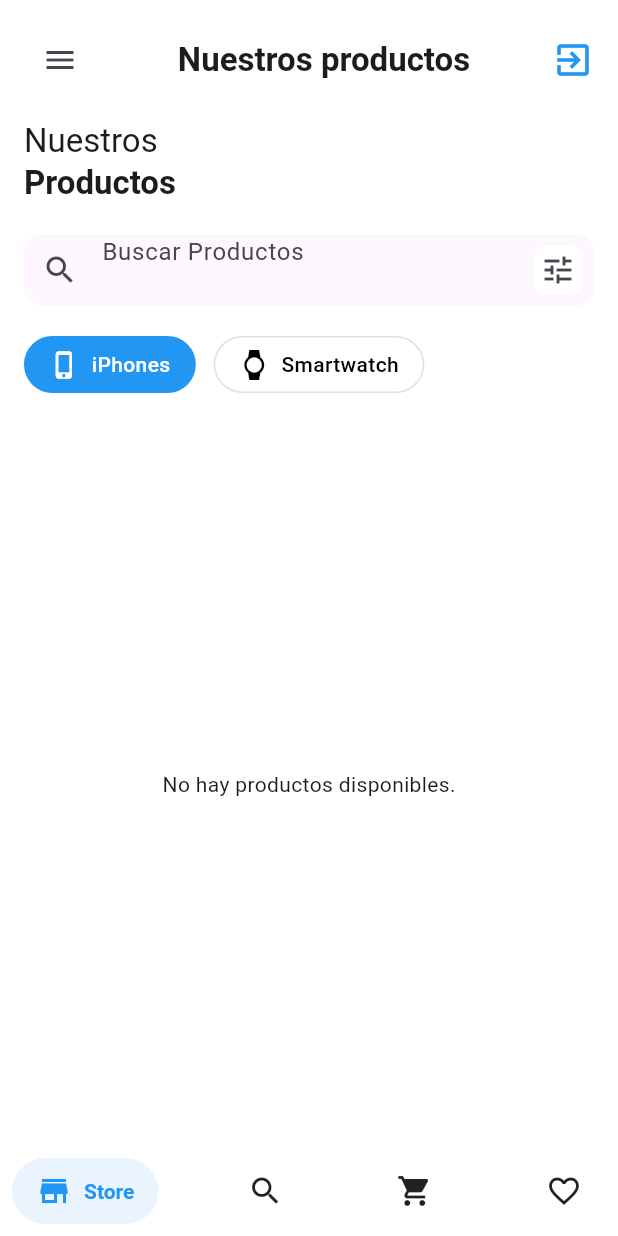
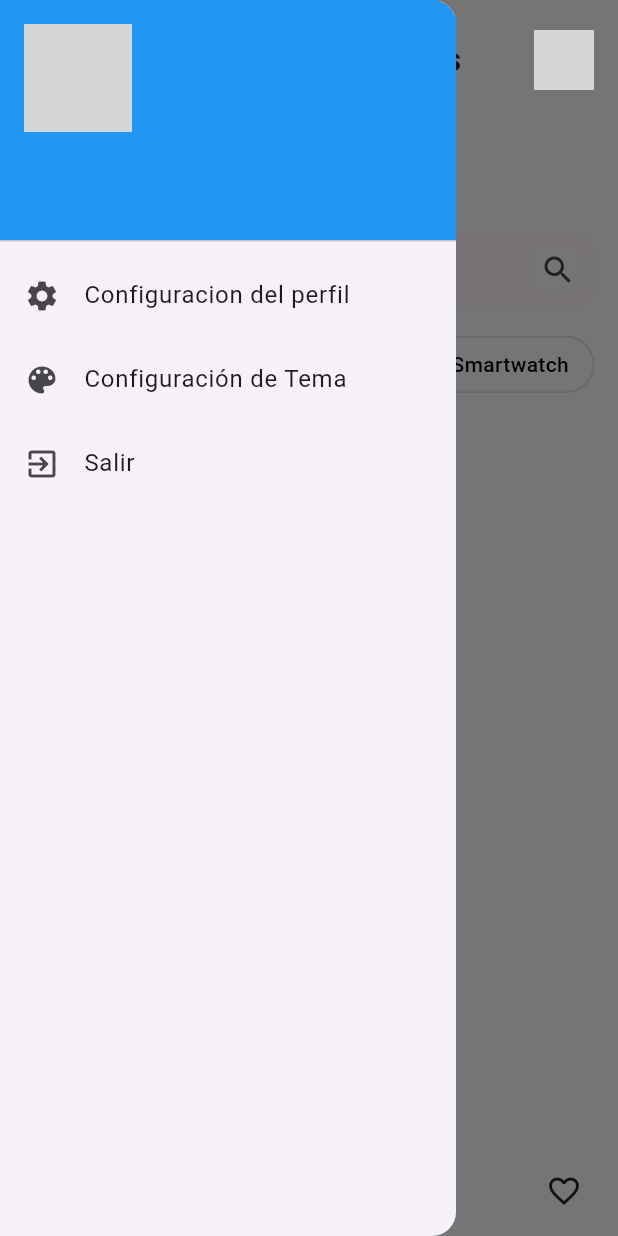
Before and after one commit to jairvelaz54/GamestechMovil, a Flutter app: the HomeScreen screen opened by its route, after a tap on the "menu" icon, on a phone screen of 412 x 824 dp. Run offline on Flutter 3.47's test engine with Material 3 defaults, Android fonts, the phone set to English and light mode, and no system bars; drawn by our look-alikes of salomon_bottom_bar; our stand-ins replace cloud_firestore, firebase_auth, firebase_core, google_sign_in, introduction_screen, lottie and 2 more; accounts and stored records are empty; grey boxes are pictures that could not be loaded.

Commit message:
se agrego nuevas ventanas para el carrito de compras y tambien favoritos , se soluciono bugs de categorias, tambien se movieron dos partes la parte de salir se movio al drawer y se agrego la foto del usuario en cuestion

```diff
--- a/lib/main.dart
+++ b/lib/main.dart
@@ -1,4 +1,6 @@
 import 'package:flutter/material.dart';
+import 'package:gamestech/screens/cart_screen.dart';
+import 'package:gamestech/screens/favorite_sreen.dart';
 import 'package:gamestech/screens/reset_password_screen.dart';
 import 'package:gamestech/settings/global_values.dart';
 import 'package:gamestech/settings/theme_preferences.dart';
@@ -57,6 +59,8 @@ class MyApp extends StatelessWidget {
                 "/register": (context) => RegisterScreen(),
                 "/home": (context) => HomeScreen(),
                 "/resetPassword": (context) => ResetPasswordScreen(),
+                 "/cart": (context) => const CartScreen(),
+                 "/favorites" : (context) => const FavoritesScreen(),
               },
             );
           },
--- a/lib/models/category_chip.dart
+++ b/lib/models/category_chip.dart
@@ -4,17 +4,21 @@ class CategoryChip extends StatelessWidget {
   final IconData icon;
   final String label;
   final bool isSelected;
+  final VoidCallback onTap; // Callback para manejar el evento de clic.
 
   const CategoryChip({
     Key? key,
     required this.icon,
     required this.label,
     this.isSelected = false,
+    required this.onTap,
   }) : super(key: key);
 
   @override
   Widget build(BuildContext context) {
-    return Container(
+    return GestureDetector(
+      onTap: onTap, // Asignar la acción al evento `onTap`.
+      child: Container(
         margin: const EdgeInsets.only(right: 12),
         padding: const EdgeInsets.symmetric(horizontal: 16, vertical: 8),
         decoration: BoxDecoration(
@@ -41,6 +45,7 @@ class CategoryChip extends StatelessWidget {
             ),
           ],
         ),
+      ),
     );
   }
 }
--- a/lib/models/product.dart
+++ b/lib/models/product.dart
@@ -59,8 +59,8 @@ class Product {
   String get serialNumber => settingIphone['serialNumber'] ?? 'Desconocido';
 
   // Métodos de acceso para obtener los campos dentro de stats
-  double get descuento => stats['descuento'] ?? 0.0;
-  double get precio => stats['precio'] ?? 0.0;
+  double get descuento => (stats['descuento'] is int ? (stats['descuento'] as int).toDouble() : stats['descuento']) ?? 0.0;
+  double get precio => (stats['precio'] is int ? (stats['precio'] as int).toDouble() : stats['precio']) ?? 0.0;
   String get status => stats['status'] ?? 'Desconocido';
   String get tipo => stats['tipo'] ?? 'Desconocido';
 }
--- a/lib/screens/home_screen.dart
+++ b/lib/screens/home_screen.dart
@@ -1,4 +1,5 @@
 import 'package:cloud_firestore/cloud_firestore.dart';
+import 'package:firebase_auth/firebase_auth.dart';
 import 'package:flutter/material.dart';
 import 'package:gamestech/models/category_chip.dart';
 import 'package:gamestech/models/product.dart';
@@ -15,13 +16,60 @@ class HomeScreen extends StatefulWidget {
 class _HomeScreenState extends State<HomeScreen> {
   int _selectedIndex = 0;
   final FirebaseFirestore _firestore = FirebaseFirestore.instance;
+  final FirebaseAuth _auth = FirebaseAuth.instance;
+  User? _currentUser;
+  int _selectedBottomNavIndex = 0; // Índice para SalomonBottomBar
 
-  // Función para obtener los productos
-  Stream<List<Product>> getProducts() {
-    return _firestore.collection('products').snapshots().map((snapshot) {
-      return snapshot.docs.map((doc) {
-        return Product.fromFirestore(doc); // Asegúrate de que tu clase Product tiene el método fromFirestore
-      }).toList();
+  @override
+  void initState() {
+    super.initState();
+    _currentUser = _auth.currentUser; // Obtiene el usuario actual
+  }
+
+  String _selectedFilter = 'Todos'; // 'Todos', 'smartphone', 'smartwatch'
+
+  // Función para obtener los productos con un filtro
+  Stream<List<Product>> getProducts({String filter = 'Todos'}) {
+    final collection = _firestore.collection('iphone');
+    if (filter == 'Todos') {
+      return collection.snapshots().map((snapshot) {
+        return snapshot.docs.map((doc) => Product.fromFirestore(doc)).toList();
+      });
+    } else {
+      return collection
+          .where('stats.tipo', isEqualTo: filter)
+          .snapshots()
+          .map((snapshot) {
+        return snapshot.docs.map((doc) => Product.fromFirestore(doc)).toList();
+      });
+    }
+  }
+
+  String _searchText = ''; // Almacena el texto del buscador.
+
+  // Método para obtener los productos con filtro y búsqueda.
+  Stream<List<Product>> setProductsFilter(String tipo) {
+    Query query = _firestore.collection('iphone');
+
+    if (tipo != "all") {
+      query = query.where('stats.tipo', isEqualTo: tipo);
+    }
+    if (_searchText.isNotEmpty) {
+      query = query
+          .where('modelo', isGreaterThanOrEqualTo: _searchText)
+          .where('modelo', isLessThanOrEqualTo: '$_searchText\uf8ff');
+    }
+
+    return query.snapshots().map((snapshot) {
+      return snapshot.docs.map((doc) => Product.fromFirestore(doc)).toList();
+    });
+  }
+
+  // Función para manejar el cambio de filtro
+  void _updateFilter(String filter, int index) {
+    setState(() {
+      _selectedFilter = filter;
+      _selectedBottomNavIndex = index; // Resetea el índice de SalomonBottomBar
     });
   }
 
@@ -48,6 +96,7 @@ class _HomeScreenState extends State<HomeScreen> {
 
     return Scaffold(
       backgroundColor: theme.scaffoldBackgroundColor,
+      drawer: myDrawer(),
       body: SafeArea(
         child: Column(
           children: [
@@ -56,17 +105,24 @@ class _HomeScreenState extends State<HomeScreen> {
               child: Row(
                 mainAxisAlignment: MainAxisAlignment.spaceBetween,
                 children: [
-                  IconButton(
-                    icon: const Icon(Icons.menu),
-                    onPressed: () {},
+                  Builder(
+                    builder: (context) => IconButton(
+                      icon: const Icon(Icons.menu),
+                      onPressed: () => Scaffold.of(context).openDrawer(),
+                    ),
                   ),
                   Text(
                     'Nuestros productos',
-                    style: theme.textTheme.titleLarge?.copyWith(fontWeight: FontWeight.bold),
+                    style: theme.textTheme.titleLarge
+                        ?.copyWith(fontWeight: FontWeight.bold),
                   ),
                   GestureDetector(
-                    onTap: () => _signOut(context),
-                    child: Icon(Icons.exit_to_app, size: 28, color: theme.primaryColor),
+                    child: CircleAvatar(
+                      backgroundImage: _currentUser?.photoURL != null
+                          ? NetworkImage(_currentUser!.photoURL!)
+                          : const AssetImage('assets/default_user.png')
+                              as ImageProvider,
+                    ),
                   ),
                 ],
               ),
@@ -83,7 +139,8 @@ class _HomeScreenState extends State<HomeScreen> {
                     ),
                     Text(
                       'Productos',
-                      style: theme.textTheme.titleLarge?.copyWith(fontWeight: FontWeight.bold),
+                      style: theme.textTheme.titleLarge
+                          ?.copyWith(fontWeight: FontWeight.bold),
                     ),
                     const SizedBox(height: 20),
                     // Búsqueda de productos
@@ -93,19 +150,25 @@ class _HomeScreenState extends State<HomeScreen> {
                         borderRadius: BorderRadius.circular(12),
                       ),
                       child: TextField(
+                        onChanged: (value) {
+                          setState(() {
+                            _searchText = value
+                                .trim(); // Actualiza el texto del buscador.
+                          });
+                        },
                         decoration: InputDecoration(
                           hintText: 'Buscar Productos',
-                          prefixIcon: const Icon(Icons.search),
                           suffixIcon: Container(
                             margin: const EdgeInsets.all(8),
                             decoration: BoxDecoration(
                               color: theme.scaffoldBackgroundColor,
                               borderRadius: BorderRadius.circular(8),
                             ),
-                            child: const Icon(Icons.tune),
+                            child: const Icon(Icons.search),
                           ),
                           border: InputBorder.none,
-                          contentPadding: const EdgeInsets.symmetric(horizontal: 16),
+                          contentPadding: const EdgeInsets.symmetric(
+                              horizontal: 16, vertical: 12),
                         ),
                       ),
                     ),
@@ -116,15 +179,38 @@ class _HomeScreenState extends State<HomeScreen> {
                       child: Row(
                         children: [
                           CategoryChip(
+                            icon: Icons.all_inclusive,
+                            label: 'Todos',
+                            isSelected: _selectedIndex == 0,
+                            onTap: () {
+                              setState(() {
+                                _selectedIndex = 0;
+                              });
+                              setProductsFilter("all");
+                            },
+                          ),
+                          CategoryChip(
                             icon: Icons.phone_iphone,
                             label: 'iPhones',
-                            isSelected: true,
+                            isSelected: _selectedIndex == 1,
+                            onTap: () {
+                              setState(() {
+                                _selectedIndex = 1;
+                                setProductsFilter("smartphone");
+                              });
+                            },
                           ),
                           CategoryChip(
                             icon: Icons.watch,
                             label: 'Smartwatch',
+                            isSelected: _selectedIndex == 2,
+                            onTap: () {
+                              setState(() {
+                                _selectedIndex = 2;
+                              });
+                              setProductsFilter("smartwatch");
+                            },
                           ),
-                          // Aquí puedes agregar más categorías dinámicamente si lo deseas
                         ],
                       ),
                     ),
@@ -132,21 +218,32 @@ class _HomeScreenState extends State<HomeScreen> {
                     // StreamBuilder para cargar productos de Firebase
                     Expanded(
                       child: StreamBuilder<List<Product>>(
-                        stream: getProducts(),
+                        stream: setProductsFilter(
+                          _selectedIndex == 0
+                              ? "all"
+                              : _selectedIndex == 1
+                                  ? "smartphone"
+                                  : "smartwatch",
+                        ),
                         builder: (context, snapshot) {
-                          if (snapshot.connectionState == ConnectionState.waiting) {
-                            return const Center(child: CircularProgressIndicator());
+                          if (snapshot.connectionState ==
+                              ConnectionState.waiting) {
+                            return const Center(
+                                child: CircularProgressIndicator());
                           }
                           if (!snapshot.hasData || snapshot.data!.isEmpty) {
-                            return const Center(child: Text("No hay productos disponibles."));
+                            return const Center(
+                                child: Text("No hay productos disponibles."));
                           }
                           final products = snapshot.data!;
                           return GridView.builder(
-                            gridDelegate: const SliverGridDelegateWithFixedCrossAxisCount(
+                            padding: const EdgeInsets.symmetric(vertical: 16),
+                            gridDelegate:
+                                const SliverGridDelegateWithFixedCrossAxisCount(
                               crossAxisCount: 2,
-                              childAspectRatio: 0.8,
                               crossAxisSpacing: 16,
-                              mainAxisSpacing: 16,
+                              mainAxisSpacing: 20,
+                              childAspectRatio: 0.7,
                             ),
                             itemCount: products.length,
                             itemBuilder: (context, index) {
@@ -157,7 +254,8 @@ class _HomeScreenState extends State<HomeScreen> {
                                 marca: product.marca,
                                 precio: product.precio,
                                 status: product.status,
-                                onFavoritePressed: () => onFavoritePressed(product),
+                                onFavoritePressed: () =>
+                                    onFavoritePressed(product),
                                 onBuyPressed: () => onBuyPressed(product),
                               );
                             },
@@ -173,21 +271,22 @@ class _HomeScreenState extends State<HomeScreen> {
         ),
       ),
       bottomNavigationBar: SalomonBottomBar(
-        currentIndex: _selectedIndex,
+        currentIndex: _selectedBottomNavIndex,
         onTap: (index) {
-          setState(() {
-            _selectedIndex = index;
-          });
+          if (index == 1) {
+            Navigator.pushNamed(context, '/cart');
+          } else if (index == 2) {
+            Navigator.pushNamed(context, '/favorites');
+          } else {
+            setState(() {
+             _selectedBottomNavIndex = index;
+            });
+          }
         },
         items: [
           SalomonBottomBarItem(
             icon: const Icon(Icons.store),
             title: const Text("Store"),
-            selectedColor: theme.primaryColor,
-          ),
-          SalomonBottomBarItem(
-            icon: const Icon(Icons.search),
-            title: const Text("Search"),
             selectedColor: theme.primaryColor,
           ),
           SalomonBottomBarItem(
@@ -204,4 +303,46 @@ class _HomeScreenState extends State<HomeScreen> {
       ),
     );
   }
+
+  Widget myDrawer() {
+    return Drawer(
+      child: ListView(
+        children: [
+          UserAccountsDrawerHeader(
+            currentAccountPicture: CircleAvatar(
+              backgroundImage: _currentUser?.photoURL != null
+                  ? NetworkImage(_currentUser!.photoURL!)
+                  : const AssetImage('assets/default_user.png')
+                      as ImageProvider,
+            ),
+            accountName: Text(_currentUser?.displayName ?? 'Usuario'),
+            accountEmail: Text(_currentUser?.email ?? 'Correo no disponible'),
+            decoration: BoxDecoration(
+              color: Colors.blue, // Cambiar el fondo del header a azul
+            ),
+          ),
+          ListTile(
+            onTap: () => Navigator.pushNamed(context, '/db'),
+            title: const Text('Configuracion del perfil'),
+            leading: const Icon(Icons.settings),
+          ),
+          ListTile(
+            title: const Text('Configuración de Tema'),
+            leading: const Icon(Icons.color_lens),
+            onTap: () {
+              Navigator.pushNamed(context, '/theme');
+            },
+          ),
+          ListTile(
+            onTap: () async {
+              await FirebaseAuth.instance.signOut();
+              Navigator.of(context).pushReplacementNamed('/login');
+            },
+            title: const Text('Salir'),
+            leading: const Icon(Icons.exit_to_app),
+          ),
+        ],
+      ),
+    );
+  }
 }
--- a/pubspec.yaml
+++ b/pubspec.yaml
@@ -45,6 +45,7 @@ dependencies:
   introduction_screen: ^3.1.14
   permission_handler: ^10.2.0
   lottie: ^3.1.2
+  google_fonts: ^6.2.1
 
 
 dev_dependencies:
```
Also changed, not shown: lib/models/product_card.dart (+71 -57 lines), lib/screens/cart_screen.dart (added, +117 -0 lines), lib/screens/favorite_sreen.dart (added, +116 -0 lines), pubspec.lock, 1 other file. Lines whose indentation alone changed are shown as unchanged.
